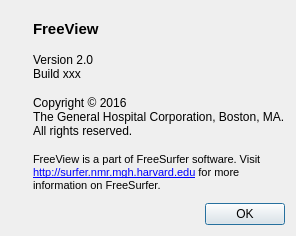
The window that freeview/DialogAbout.ui (freesurfer/freesurfer) describes before a commit, drawn with Qt 5.
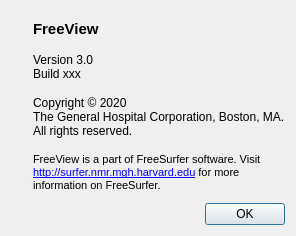
The same window after the commit. Icons and pictures are not drawn.

Patch:
```diff
--- a/freeview/DialogAbout.ui
+++ b/freeview/DialogAbout.ui
@@ -60,7 +60,7 @@
        <item>
         <widget class="QLabel" name="labelVersion">
          <property name="text">
-          <string>Version 2.0
+          <string>Version 3.0
 Build xxx</string>
          </property>
         </widget>
@@ -68,7 +68,7 @@
        <item>
         <widget class="QLabel" name="label_4">
          <property name="text">
-          <string>Copyright © 2016
+          <string>Copyright © 2020
 The General Hospital Corporation, Boston, MA.
 All rights reserved.</string>
          </property>
```
